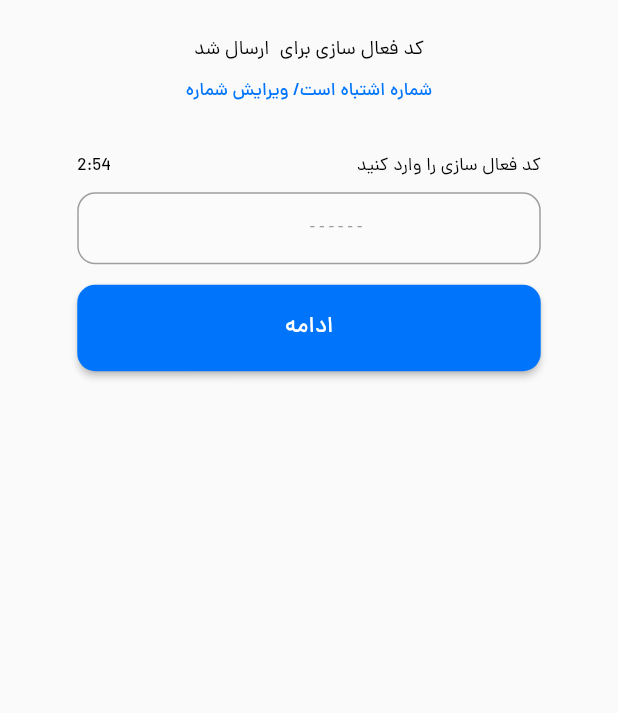
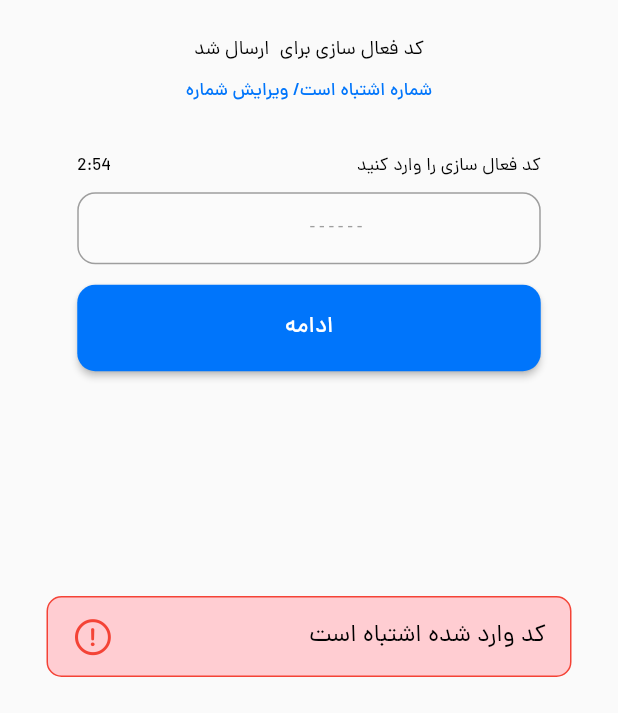
Before and after one commit to sajjadabbasi1383/Watch-Store, a Flutter app: the VerifyCodeScreen screen opened directly with empty values, after a tap on "ادامه", on a phone screen of 412 x 824 dp, the part 523-1236 px from its top. Run offline on Flutter 3.47's test engine with Material 2 defaults, Android fonts, the phone set to English and light mode, and no system bars; our stand-ins replace bloc, carousel_slider, dio, flutter_bloc, flutter_spinkit, flutter_svg; network calls fail; project files that could hold a hidden picture were left out.

Commit message:
show OTPCode in snackBar

```diff
--- a/lib/screens/auth/send_otp_screen.dart
+++ b/lib/screens/auth/send_otp_screen.dart
@@ -41,10 +41,9 @@ class SendOtpScreen extends StatelessWidget {
                 if (state is SentState) {
                   Navigator.pushNamed(context, ScreenNames.verifyCodeScreen,
                       arguments: state.mobile);
+                  showCustomSnackBar(context, "کد فعالسازی: ${state.code.toString()}", 15,"successes");
                 } else if (state is ErrorState) {
-
-                  showTopErrorSnackbar(context, "خطا در اتصال به سرور");
-
+                  showCustomSnackBar(context, "خطا در اتصال به سرور", 5,"error");
                 }
               },
               builder: (context, state) {
--- a/lib/screens/auth/verify_code_screen.dart
+++ b/lib/screens/auth/verify_code_screen.dart
@@ -59,8 +59,8 @@ class VerifyCodeScreen extends StatelessWidget {
                 } else if (state is VerifiedNotRegisterState) {
                   Navigator.pushReplacementNamed(
                       context, ScreenNames.registerScreen);
-                }else if (state is ErrorState) {
-                  showTopErrorSnackbar(context, "کد وارد شده اشتباه است");
+                } else if (state is ErrorState) {
+                  showCustomSnackBar(context, "کد وارد شده اشتباه است", 5,"error");
                 }
               },
               builder: (context, state) {
```
